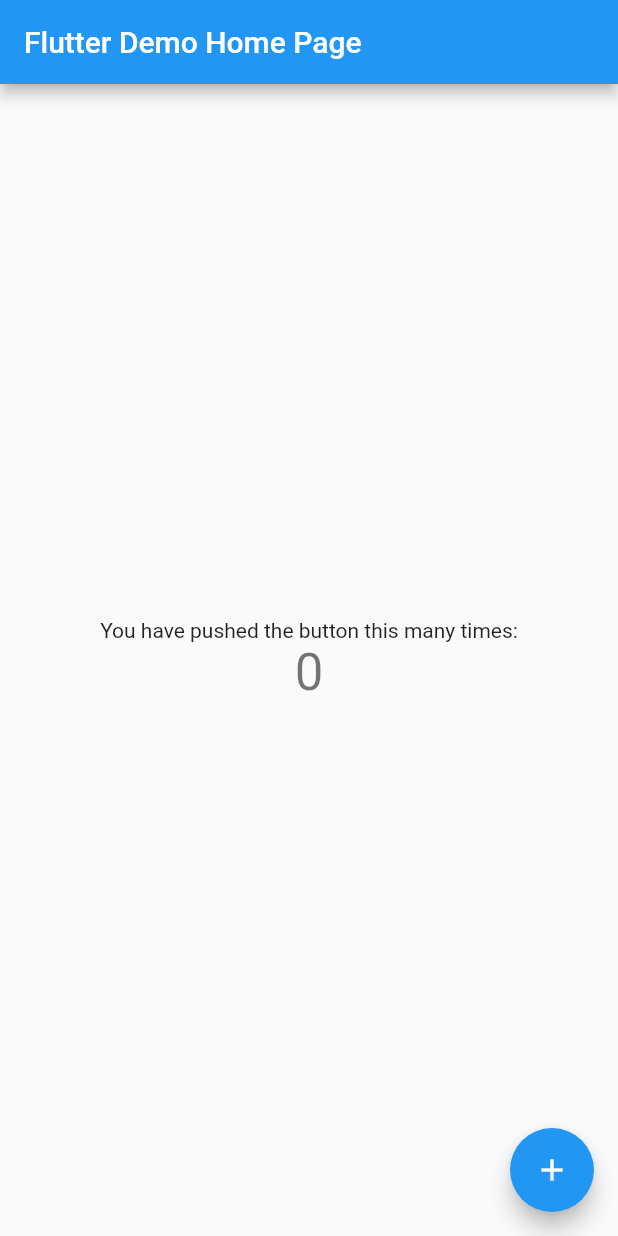
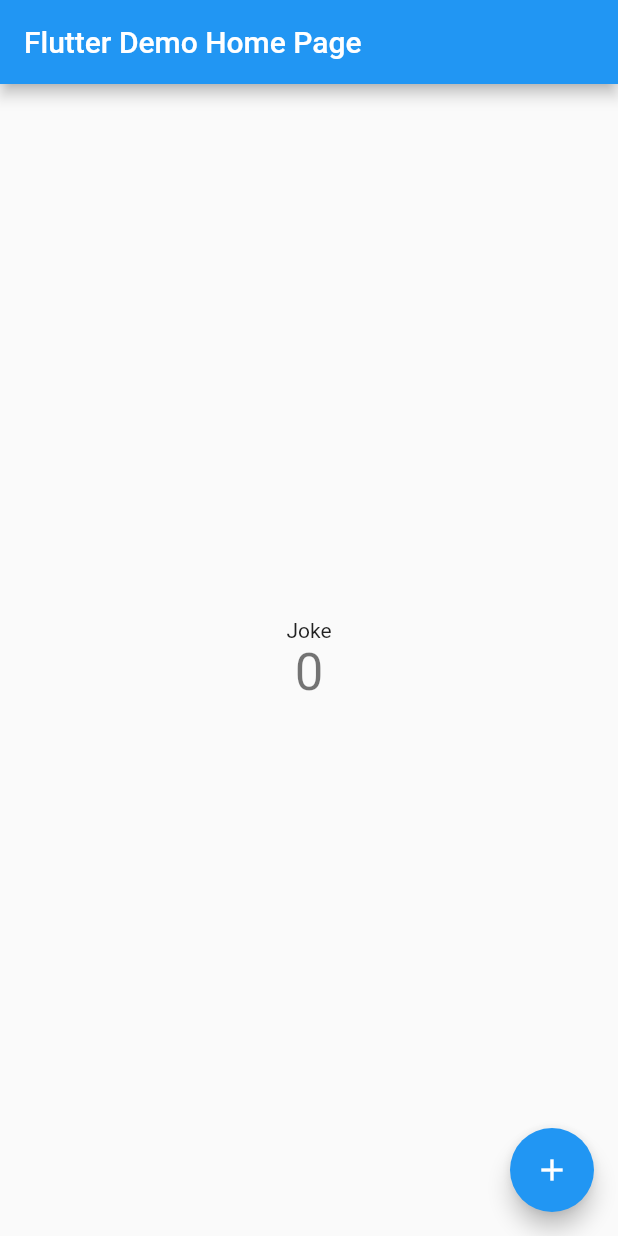
Before and after one commit to sinhaugoh/test_chat_function, a Flutter app: the screen it shows after launch, on a phone screen of 412 x 824 dp. Run offline on Flutter 3.47's test engine with Material 2 defaults, Android fonts, the phone set to English and light mode, and no system bars.

Commit message:
Update main.dart

```diff
--- a/lib/main.dart
+++ b/lib/main.dart
@@ -98,7 +98,7 @@ class _MyHomePageState extends State<MyHomePage> {
           mainAxisAlignment: MainAxisAlignment.center,
           children: <Widget>[
             Text(
-              'You have pushed the button this many times:',
+              'Joke'
             ),
             Text(
               '$_counter',
```
